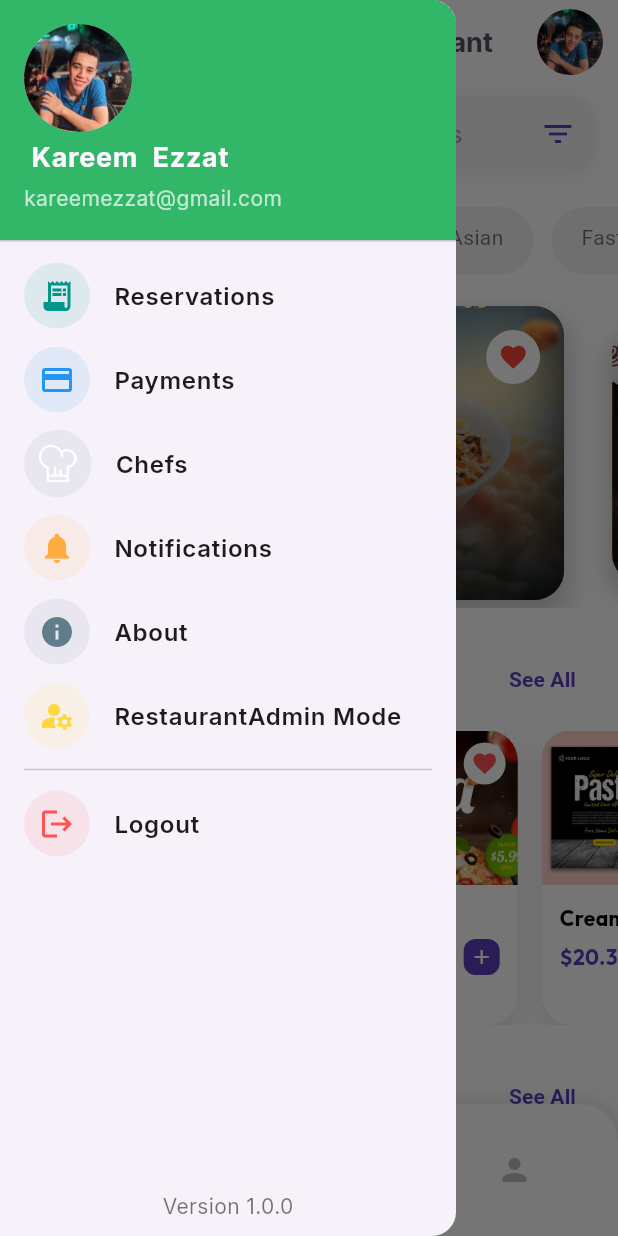
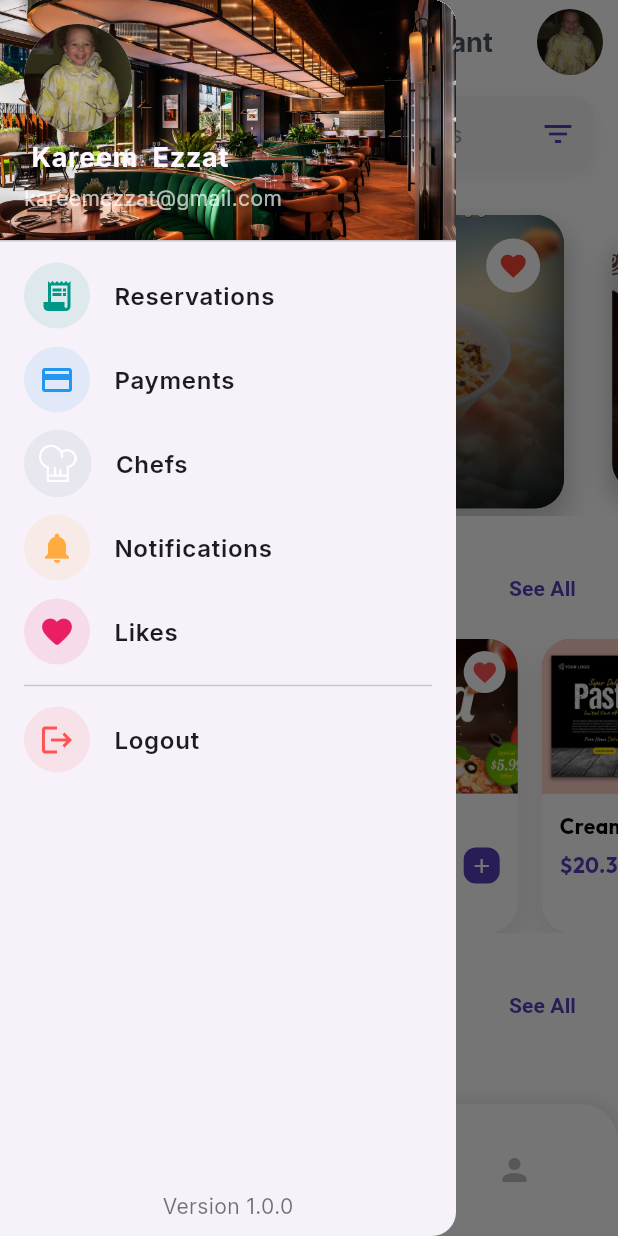
Before and after one commit to KareemEzzat91/resturantmangment, a Flutter app: the screen it shows after launch, with the side drawer open, on a phone screen of 412 x 824 dp. Run offline on Flutter 3.47's test engine with Material 3 defaults, Android fonts, the phone set to English and light mode, and no system bars; drawn by our look-alikes of carousel_slider, salomon_bottom_bar; our stand-ins replace animate_do, animated_text_kit, bloc, cached_network_image, dio, flutter_bloc and 6 more; network calls fail.

Commit message:
I Must clean It code

```diff
--- a/lib/models/order_model/order_model.dart
+++ b/lib/models/order_model/order_model.dart
@@ -1,6 +1,6 @@
 class Order {
   final int id;
-  final double amount;
+  final num amount;
   String? dateOfPayment;
   final String paymentCode;
   final int status;
--- a/lib/screens/about_screen/about_screen.dart
+++ b/lib/screens/about_screen/about_screen.dart
@@ -14,6 +14,7 @@ class AboutScreen extends StatelessWidget {
   @override
   Widget build(BuildContext context) {
     return Scaffold(
+/*
       appBar: AppBar(
         title: const Text(
           "About Us",
@@ -29,6 +30,7 @@ class AboutScreen extends StatelessWidget {
           ),
         ),
       ),
+*/
       body: FutureBuilder<Resturant>(
         future: context.read<ApiCubit>().getResturant(),
         builder: (context, snapshot) {
--- a/lib/screens/brancadmin_screen/branchadmin_screen.dart
+++ b/lib/screens/brancadmin_screen/branchadmin_screen.dart
@@ -88,16 +88,22 @@ class BranchAdminCubit extends ApiCubit {
   Future<void> updateMenuItem(MenuModel menuItem, int menuItemId) async {
     emit(LoadingState());
     try {
+      print("Starttttttttt");
       final response = await ApiHelper.putData(
         path: '/api/Menu/update/$menuItemId',
         body: menuItem.toJson(),
       );
+      print("Continueeeeeeee");
       if (response.statusCode == 200) {
         await fetchMenuItems(menuItem.branchId??1);
+        print("Done");
+
       } else {
         emit(ErrorState('Failed to update menu item'));
+        print('Failed to update menu item');
       }
     } catch (e) {
+      print(":::::::::::::::::::::::::${e.toString()}");
       emit(ErrorState(e.toString()));
     }
   }
--- a/lib/screens/home_screen/branchdetail_screen/menu_screen/menus_screen.dart
+++ b/lib/screens/home_screen/branchdetail_screen/menu_screen/menus_screen.dart
@@ -19,7 +19,7 @@ class _MenuScreenState extends State<MenuScreen> with SingleTickerProviderStateM
   String searchKeyword = '';
   late TabController _tabController;
   final TextEditingController _searchController = TextEditingController();
-  List<String> categories = ['All', 'Appetizers', 'Main Course', 'Desserts', 'Beverages'];
+  List<String> categories = [  'Appetizers', 'Main Course', 'Desserts', 'Beverages'];
   final Color primaryColor = const Color(0xff32B768);
   final Color secondaryColor = const Color(0xffE6F7EC);
   final Color darkTextColor = const Color(0xff1F2937);
@@ -202,7 +202,7 @@ class _MenuScreenState extends State<MenuScreen> with SingleTickerProviderStateM
                   }).toList(),
                   onTap: (index) {
                     setState(() {
-                      selectedCategory = index == 0 ? null : index;
+                      selectedCategory =  index;/*index == 0 ? null :*/
                     });
                   },
                 ),
--- a/lib/screens/home_screen/home_screen.dart
+++ b/lib/screens/home_screen/home_screen.dart
@@ -86,9 +86,9 @@ class _HomeScreenState extends State<HomeScreen> {
       body: SingleChildScrollView(
         child: Column(
           children: [
-            buildSearchBar(width),
+            buildSearchBar(width),/*
             const SizedBox(height: 16),
-            buildCategoryList(),
+            buildCategoryList(),*/
             const SizedBox(height: 16),
             buildCarouselSlider(width, height),
             const SizedBox(height: 24),
--- a/lib/screens/main_screen/main_screen.dart
+++ b/lib/screens/main_screen/main_screen.dart
@@ -26,21 +26,24 @@ class _MainScreenState extends State<MainScreen> {
   int currentIndex = 0; // Keep track of selected tab
   final List<Widget> screens = [
     const HomeScreen(),
+/*
     const LikesScreen(),
+*/
+  const AboutScreen(),
     const ProfileScreen(), // Change this to a ProfileScreen later
   ];
   late final pref ;
     String firstName ="Kareem ";
     String lastName ="Ezzat" ;
     String email = "kareemezzat@gmail.com";
-  int role =2;
+  int role =0;
 
   Future  <void> getUserInfo()async{
    final pref = await SharedPreferences.getInstance();
    firstName= ( pref.getString("firstName"))!;
    lastName= ( pref.getString("lastName"))!;
    email= ( pref.getString("email"))!;
-   role = pref.getInt("role") ?? 2;
+   role = pref.getInt("role") ?? 0;
 
 
   }
@@ -92,7 +95,7 @@ class _MainScreenState extends State<MainScreen> {
           padding: const EdgeInsets.only(right: 10),
           child: CircleAvatar(
             radius: 22,
-            backgroundImage: const AssetImage("assets/images/MyPic.jpg"),
+            backgroundImage:  AssetImage(role==1 ?"assets/images/MyPic.jpg":role==2?"assets/images/noffal.jpg":"assets/images/Coustmer.jpg"),
             backgroundColor: Colors.grey.shade200,
           ),
         ),
@@ -132,13 +135,17 @@ class _MainScreenState extends State<MainScreen> {
               ),
               selectedColor: Colors.teal,
             ),
+            /*
+          _buildDrawerItem(Icons.info, "About", Colors.blueGrey, () {
+            Navigator.push(context, MaterialPageRoute(builder: (context)=>const AboutScreen()));
+          }),*/
             SalomonBottomBarItem(
-              icon: const Icon(Icons.favorite_rounded),
+              icon: const Icon(Icons.restaurant),
               title: const Text(
-                "Likes",
+                "About",
                 style: TextStyle(fontSize: 14, fontWeight: FontWeight.w600),
               ),
-              selectedColor: Colors.pink,
+              selectedColor: Colors.blueGrey,
             ),
             SalomonBottomBarItem(
               icon: const Icon(Icons.person_rounded),
@@ -160,6 +167,7 @@ class _MainScreenState extends State<MainScreen> {
       child: Column(
         children: [
           UserAccountsDrawerHeader(
+
             accountName: Text(
              " $firstName $lastName",
               style: GoogleFonts.inter(fontSize: 18, fontWeight: FontWeight.bold),
@@ -168,10 +176,11 @@ class _MainScreenState extends State<MainScreen> {
              email,
               style: GoogleFonts.inter(fontSize: 14, color: Colors.white70),
             ),
-            currentAccountPicture: const CircleAvatar(
-              backgroundImage: AssetImage("assets/images/MyPic.jpg"),
+            currentAccountPicture:  CircleAvatar(
+              backgroundImage: AssetImage(role==1 ?"assets/images/MyPic.jpg":role==2?"assets/images/noffal.jpg":"assets/images/Coustmer.jpg"),
             ),
             decoration: const BoxDecoration(
+              image: DecorationImage(image: AssetImage("assets/images/Resturant2.jpeg"),fit: BoxFit.cover,colorFilter: ColorFilter.mode(Colors.black, BlendMode.softLight)),
               color: Color(0xff32B768), // Stylish green
             ),
           ),
@@ -190,9 +199,17 @@ class _MainScreenState extends State<MainScreen> {
           _buildDrawerItem(Icons.notifications, "Notifications", Colors.orangeAccent, () {
             Navigator.push(context, MaterialPageRoute(builder: (context)=>const NotificationsScreen()));
           }),
-
-          _buildDrawerItem(Icons.info, "About", Colors.blueGrey, () {
-            Navigator.push(context, MaterialPageRoute(builder: (context)=>const AboutScreen()));
+/*            SalomonBottomBarItem(
+              icon: const Icon(Icons.favorite_rounded),
+              title: const Text(
+                "Likes",
+                style: TextStyle(fontSize: 14, fontWeight: FontWeight.w600),
+              ),
+              selectedColor: Colors.pink,
+            ),
+*/
+          _buildDrawerItem(Icons.favorite_rounded, "Likes", Colors.pink, () {
+            Navigator.push(context, MaterialPageRoute(builder: (context)=>const LikesScreen()));
           }),
           if (role==1)_buildDrawerItem(Icons.manage_accounts, "BranchAdmin Mode", Colors.amberAccent, () {
             Navigator.push(context, MaterialPageRoute(builder: (context)=>const BranchAdminScreen()));
--- a/lib/screens/profile_screen/profile_screen.dart
+++ b/lib/screens/profile_screen/profile_screen.dart
@@ -97,9 +97,9 @@ class _ProfileScreenState extends State<ProfileScreen> {
         child: Column(
           children: [
             // Profile Picture
-            const CircleAvatar(
+             CircleAvatar(
               radius: 60,
-              backgroundImage: AssetImage("assets/images/MyPic.jpg"),
+              backgroundImage: AssetImage(role==1 ?"assets/images/MyPic.jpg":role==2?"assets/images/noffal.jpg":"assets/images/Coustmer.jpg"),
               backgroundColor: Colors.grey,
             ),
             const SizedBox(height: 16),
```
Also changed, not shown: lib/helpers/cubit_helper/api_cubit.dart (+8 -5 lines), lib/screens/payment_screen/payment_screen.dart (+4 -41 lines), lib/screens/restaurantadmin_screen/restaurantadmin_screen.dart (+3 -5 lines), assets/images/Coustmer.jpg (added), assets/images/noffal.jpg (added), 5 other files.
